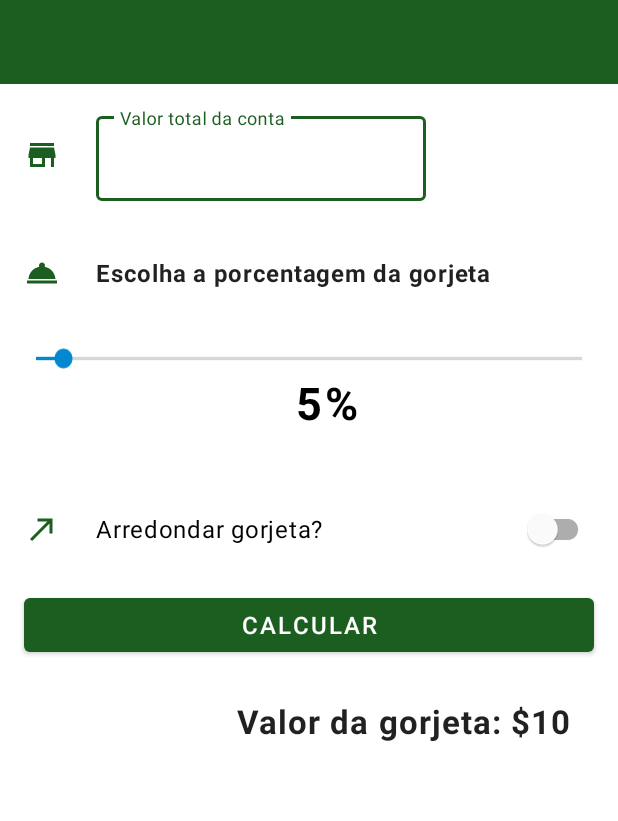
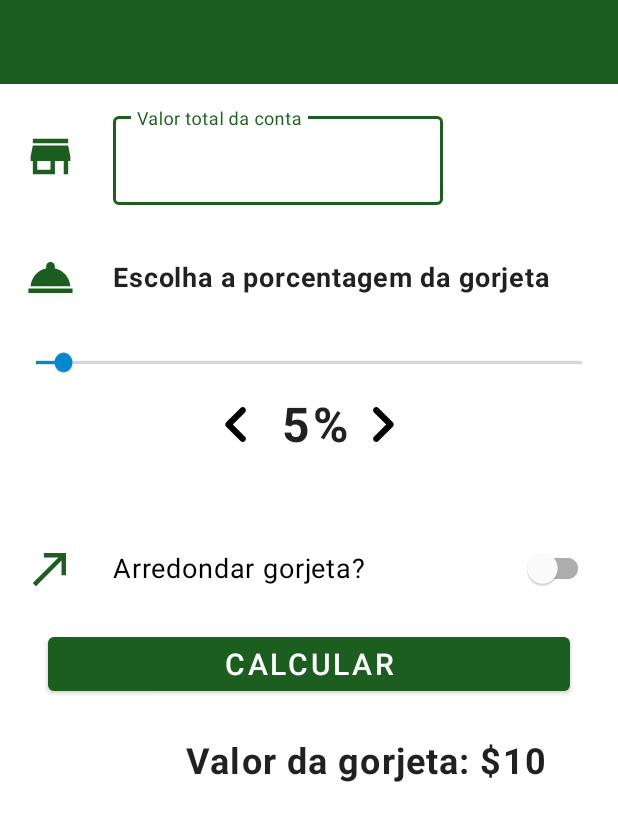
Before and after one commit to William-Sobrinho-Geraldo/Calculador-Gorjetas, an Android app: the layout activity_main.xml on its own in the app's theme, with its tools: preview values and no code run, on a phone screen of 412 x 824 dp. Shown: the top 821 px of the screen. Run offline under Robolectric (Android 15) with nearby library versions, the light colour scheme and no system bars.

Commit message:
Correção do erro de versões e adicão de setas na porcentagem

```diff
--- a/app/src/main/AndroidManifest.xml
+++ b/app/src/main/AndroidManifest.xml
@@ -12,10 +12,13 @@
 
         <activity
             android:name=".MainActivity"
+
             >
         </activity>
         <activity android:name=".SplashScreen"
-            android:exported="true">
+            android:exported="true"
+
+            >
             <intent-filter>
                 <action android:name="android.intent.action.MAIN" />
 
--- /dev/null
+++ b/app/src/main/res/drawable/add.xml
@@ -0,0 +1,5 @@
+<vector android:height="24dp" android:tint="#000000"
+    android:viewportHeight="24" android:viewportWidth="24"
+    android:width="24dp" xmlns:android="http://schemas.android.com/apk/res/android">
+    <path android:fillColor="@android:color/white" android:pathData="M13,7h-2v4L7,11v2h4v4h2v-4h4v-2h-4L13,7zM12,2C6.48,2 2,6.48 2,12s4.48,10 10,10 10,-4.48 10,-10S17.52,2 12,2zM12,20c-4.41,0 -8,-3.59 -8,-8s3.59,-8 8,-8 8,3.59 8,8 -3.59,8 -8,8z"/>
+</vector>
--- /dev/null
+++ b/app/src/main/res/drawable/remove.xml
@@ -0,0 +1,5 @@
+<vector android:height="24dp" android:tint="#000000"
+    android:viewportHeight="24" android:viewportWidth="24"
+    android:width="24dp" xmlns:android="http://schemas.android.com/apk/res/android">
+    <path android:fillColor="@android:color/white" android:pathData="M7,11v2h10v-2L7,11zM12,2C6.48,2 2,6.48 2,12s4.48,10 10,10 10,-4.48 10,-10S17.52,2 12,2zM12,20c-4.41,0 -8,-3.59 -8,-8s3.59,-8 8,-8 8,3.59 8,8 -3.59,8 -8,8z"/>
+</vector>
--- /dev/null
+++ b/app/src/main/res/drawable/seta_direita.xml
@@ -0,0 +1,5 @@
+<vector android:autoMirrored="true" android:height="50dp"
+    android:tint="#000000" android:viewportHeight="24"
+    android:viewportWidth="24" android:width="50dp" xmlns:android="http://schemas.android.com/apk/res/android">
+    <path android:fillColor="@android:color/white" android:pathData="M9.29,15.88L13.17,12 9.29,8.12c-0.39,-0.39 -0.39,-1.02 0,-1.41 0.39,-0.39 1.02,-0.39 1.41,0l4.59,4.59c0.39,0.39 0.39,1.02 0,1.41L10.7,17.3c-0.39,0.39 -1.02,0.39 -1.41,0 -0.38,-0.39 -0.39,-1.03 0,-1.42z"/>
+</vector>
--- /dev/null
+++ b/app/src/main/res/drawable/seta_direita_certa.xml
@@ -0,0 +1,5 @@
+<vector android:autoMirrored="true" android:height="40dp"
+    android:tint="#000000" android:viewportHeight="24"
+    android:viewportWidth="24" android:width="40dp" xmlns:android="http://schemas.android.com/apk/res/android">
+    <path android:fillColor="@android:color/white" android:pathData="M8.59,16.59L13.17,12 8.59,7.41 10,6l6,6 -6,6 -1.41,-1.41z"/>
+</vector>
--- /dev/null
+++ b/app/src/main/res/drawable/seta_esquerda.xml
@@ -0,0 +1,5 @@
+<vector android:autoMirrored="true" android:height="50dp"
+    android:tint="#000000" android:viewportHeight="24"
+    android:viewportWidth="24" android:width="50dp" xmlns:android="http://schemas.android.com/apk/res/android">
+    <path android:fillColor="@android:color/white" android:pathData="M14.71,15.88L10.83,12l3.88,-3.88c0.39,-0.39 0.39,-1.02 0,-1.41 -0.39,-0.39 -1.02,-0.39 -1.41,0L8.71,11.3c-0.39,0.39 -0.39,1.02 0,1.41l4.59,4.59c0.39,0.39 1.02,0.39 1.41,0 0.38,-0.39 0.39,-1.03 0,-1.42z"/>
+</vector>
--- a/app/src/main/res/layout/activity_main.xml
+++ b/app/src/main/res/layout/activity_main.xml
@@ -12,14 +12,21 @@
         android:layout_width="match_parent"
         android:layout_height="wrap_content">
 
-        <include
+        <androidx.appcompat.widget.Toolbar
             android:id="@+id/toolbar"
-            layout="@layout/toolbar" />
+            android:layout_width="match_parent"
+            android:layout_height="?attr/actionBarSize"
+            android:background="?attr/colorPrimary"
+            app:layout_constraintEnd_toEndOf="parent"
+            app:layout_constraintStart_toStartOf="parent"
+            app:layout_constraintTop_toTopOf="parent"
+            />
 
         <ImageView
             android:id="@+id/icon_cost_of_service"
-            android:layout_width="wrap_content"
-            android:layout_height="wrap_content"
+
+            android:layout_width="35dp"
+            android:layout_height="35dp"
             android:layout_marginHorizontal="16dp"
             android:importantForAccessibility="no"
             app:layout_constraintBottom_toBottomOf="@id/cost_of_service"
@@ -34,6 +41,7 @@
             android:layout_marginStart="24dp"
             android:layout_marginTop="16dp"
             android:hint="@string/cost_of_service"
+
             app:layout_constraintStart_toEndOf="@id/icon_cost_of_service"
             app:layout_constraintTop_toBottomOf="@+id/toolbar">
 
@@ -41,14 +49,15 @@
                 android:id="@+id/cost_of_service_edit_text"
                 android:layout_width="match_parent"
                 android:layout_height="wrap_content"
+                android:textSize="18sp"
                 android:inputType="numberDecimal" />
 
         </com.google.android.material.textfield.TextInputLayout>
 
         <ImageView
             android:id="@+id/icon_service_question"
-            android:layout_width="wrap_content"
-            android:layout_height="wrap_content"
+            android:layout_width="35dp"
+            android:layout_height="35dp"
             android:layout_marginStart="16dp"
             android:importantForAccessibility="no"
             app:layout_constraintBottom_toBottomOf="@id/service_question"
@@ -59,11 +68,11 @@
         <TextView
             android:id="@+id/service_question"
             style="@style/Widget.TipTime.TextView"
-            android:textSize="16sp"
+            android:textSize="18sp"
             android:layout_width="wrap_content"
             android:layout_height="wrap_content"
+            android:text="@string/how_was_the_service"
             android:layout_marginTop="16dp"
-            android:text="@string/how_was_the_service"
             app:layout_constraintStart_toStartOf="@id/cost_of_service"
             app:layout_constraintTop_toBottomOf="@id/cost_of_service" />
 
@@ -82,37 +91,67 @@
             app:layout_constraintStart_toStartOf="parent"
             app:layout_constraintTop_toBottomOf="@+id/service_question" />
 
+        <LinearLayout
+            android:id="@+id/Linear_layout_percentage"
+            android:layout_width="wrap_content"
+            android:layout_height="wrap_content"
+            app:layout_constraintTop_toBottomOf="@+id/seekBar"
+            app:layout_constraintStart_toStartOf="@+id/seekBar"
+            app:layout_constraintEnd_toEndOf="@+id/seekBar"
+            android:gravity="center">
+
+
+        <ImageButton
+            android:id="@+id/seta_esquerda"
+            android:layout_width="45dp"
+            android:layout_height="45dp"
+            style="@style/ImageButton_Setas"
+            android:layout_marginEnd="8dp"
+            android:src="@drawable/seta_esquerda"
+            android:background="@null"
+             />
+
         <TextView
             android:id="@+id/seekBar_percentage"
-            style="Widget.TipTime.TextView.noDimensions"
+            style="@style/Widget.TipTime.TextView"
             android:layout_width="wrap_content"
             android:layout_height="wrap_content"
-            android:textColor="@color/black"
             android:text="5"
-            android:textSize="30sp"
-            android:textStyle="bold"
-            app:layout_constraintEnd_toEndOf="@+id/seekBar"
+            android:textSize="32sp"
+            app:layout_constraintEnd_toStartOf="@+id/seekBar_percentage_2"
             app:layout_constraintStart_toStartOf="@+id/seekBar"
             app:layout_constraintTop_toBottomOf="@id/seekBar" />
 
         <TextView
-            style="Widget.TipTime.TextView.noDimensions"
+            android:id="@+id/seekBar_percentage_2"
+            style="@style/Widget.TipTime.TextView"
             android:layout_width="wrap_content"
             android:layout_height="wrap_content"
             android:layout_marginStart="2dp"
             android:text="%"
-            android:textColor="@color/black"
-            android:textSize="30sp"
+            android:textSize="32sp"
             android:textStyle="bold"
+            app:layout_constraintEnd_toEndOf="@+id/seekBar"
             app:layout_constraintStart_toEndOf="@id/seekBar_percentage"
-            app:layout_constraintTop_toTopOf="@id/seekBar_percentage"
+            app:layout_constraintTop_toTopOf="@id/seekBar_percentage" />
 
-            />
+        <ImageButton
+            android:id="@+id/seta_direita"
+            android:layout_width="45dp"
+            android:layout_height="45dp"
+            style="@style/ImageButton_Setas"
+            android:src="@drawable/seta_direita"
+            android:background="@null"
+            app:layout_constraintBottom_toBottomOf="@+id/seekBar_percentage_2"
+            app:layout_constraintStart_toEndOf="@+id/seekBar_percentage_2"
+            app:layout_constraintTop_toTopOf="@+id/seekBar_percentage_2" />
+        </LinearLayout>
+
 
         <ImageView
             android:id="@+id/icon_round_up"
-            android:layout_width="wrap_content"
-            android:layout_height="wrap_content"
+            android:layout_width="35dp"
+            android:layout_height="35dp"
             android:layout_marginStart="16dp"
             android:importantForAccessibility="no"
             app:layout_constraintBottom_toBottomOf="@id/round_up_switch"
@@ -128,18 +167,19 @@
             android:layout_marginTop="40dp"
             android:checked="false"
             android:text="@string/round_up_tip"
+            android:textSize="18sp"
             app:layout_constraintEnd_toEndOf="parent"
             app:layout_constraintHorizontal_bias="0.0"
             app:layout_constraintStart_toStartOf="@+id/service_question"
-            app:layout_constraintTop_toBottomOf="@+id/seekBar_percentage" />
+            app:layout_constraintTop_toBottomOf="@+id/Linear_layout_percentage" />
 
         <Button
             android:id="@+id/calculate_button"
             android:layout_width="0dp"
             android:layout_height="wrap_content"
-            android:layout_marginHorizontal="16dp"
+            android:layout_marginHorizontal="32dp"
             android:layout_marginTop="16dp"
-            android:textSize="16sp"
+            android:textSize="20sp"
             android:text="@string/calculate"
             app:layout_constraintEnd_toEndOf="parent"
             app:layout_constraintStart_toStartOf="parent"
@@ -152,7 +192,7 @@
             android:layout_height="wrap_content"
             android:layout_marginTop="8dp"
             android:layout_marginEnd="16dp"
-            android:textSize="22sp"
+            android:textSize="24sp"
             app:layout_constraintEnd_toEndOf="@+id/calculate_button"
             app:layout_constraintTop_toBottomOf="@id/calculate_button"
             tools:text="Valor da gorjeta: $10" />
--- a/app/src/main/res/layout/toolbar.xml
+++ /dev/null
@@ -1,19 +0,0 @@
-<?xml version="1.0" encoding="utf-8"?>
-<androidx.constraintlayout.widget.ConstraintLayout xmlns:android="http://schemas.android.com/apk/res/android"
-    xmlns:app="http://schemas.android.com/apk/res-auto"
-    xmlns:tools="http://schemas.android.com/tools"
-    android:layout_width="match_parent"
-    android:layout_height="match_parent">
-
-    <androidx.appcompat.widget.Toolbar
-        android:id="@+id/toolbars"
-        android:layout_width="match_parent"
-        android:layout_height="?attr/actionBarSize"
-        android:background="?attr/colorPrimary"
-        app:layout_constraintEnd_toEndOf="parent"
-        app:layout_constraintStart_toStartOf="parent"
-        app:layout_constraintTop_toTopOf="parent"
-         />
-
-
-</androidx.constraintlayout.widget.ConstraintLayout>
--- a/app/src/main/res/values-night/themes.xml
+++ b/app/src/main/res/values-night/themes.xml
@@ -1,38 +1,27 @@
 <?xml version="1.0" encoding="utf-8"?>
-<!--
-  ~ Copyright (C) 2020 The Android Open Source Project
-  ~
-  ~ Licensed under the Apache License, Version 2.0 (the "License");
-  ~ you may not use this file except in compliance with the License.
-  ~ You may obtain a copy of the License at
-  ~
-  ~ http://www.apache.org/licenses/LICENSE-2.0
-  ~
-  ~ Unless required by applicable law or agreed to in writing, software
-  ~ distributed under the License is distributed on an "AS IS" BASIS,
-  ~ WITHOUT WARRANTIES OR CONDITIONS OF ANY KIND, either express or implied.
-  ~ See the License for the specific language governing permissions and
-  ~ limitations under the License.
-  -->
 
 <resources xmlns:tools="http://schemas.android.com/tools">
-    <!-- Application theme for dark theme. -->
-    <style name="Theme.CalculadorGorjeta" parent="Theme.MaterialComponents.DayNight.DarkActionBar">
-        <!-- Primary brand color. -->
+    <!-- Thema Base do Alicativo. -->
+    <style name="Theme.CalculadorGorjeta" parent="Theme.MaterialComponents.DayNight.NoActionBar">
+
+        <!-- Cores Primárias. -->
         <item name="colorPrimary">@color/green_light</item>
         <item name="colorPrimaryVariant">@color/green</item>
         <item name="colorOnPrimary">@color/black</item>
-        <!-- Secondary brand color. -->
-        <item name="colorSecondary">@color/blue_light</item>
+        <!-- Cores Secundárias. -->
+        <item name="colorSecondary">@color/blue</item>
         <item name="colorSecondaryVariant">@color/blue_light</item>
         <item name="colorOnSecondary">@color/black</item>
-        <!-- Status bar color. -->
+        <!-- Cor da statusBar. -->
         <item name="android:statusBarColor" tools:targetApi="l">?attr/colorPrimaryVariant</item>
-        <!-- For text input fields -->
+        <!-- Outras definições -->
         <item name="textInputStyle">@style/Widget.MaterialComponents.TextInputLayout.OutlinedBox</item>
-        <!-- For radio buttons -->
         <item name="radioButtonStyle">@style/Widget.TipTime.CompoundButton.RadioButton</item>
-        <!-- For switches -->
         <item name="switchStyle">@style/Widget.TipTime.CompoundButton.Switch</item>
+
+    </style>
+
+    <style name="ImageButton_Setas">
+        <item name="android:tint">@color/white</item>
     </style>
 </resources>
--- a/app/src/main/res/values/themes.xml
+++ b/app/src/main/res/values/themes.xml
@@ -1,23 +1,26 @@
 <?xml version="1.0" encoding="utf-8"?>
 
 <resources xmlns:tools="http://schemas.android.com/tools">
-    <!-- Base application theme. -->
-    <style name="Theme.CalculadorGorjeta" parent="Theme.MaterialComponents.DayNight.NoActionBar">
-        <!-- Primary brand color. -->
+    <!-- Thema Base do Alicativo. -->
+    <style name="Theme.CalculadorGorjeta" parent="Theme.MaterialComponents.Light.NoActionBar">
+
+        <!-- Cores Primárias. -->
         <item name="colorPrimary">@color/green</item>
         <item name="colorPrimaryVariant">@color/green_dark</item>
         <item name="colorOnPrimary">@color/white</item>
-        <!-- Secondary brand color. -->
+        <!-- Cores Secundárias. -->
         <item name="colorSecondary">@color/blue</item>
         <item name="colorSecondaryVariant">@color/blue_dark</item>
         <item name="colorOnSecondary">@color/black</item>
-        <!-- Status bar color. -->
+        <!-- Cor da statusBar. -->
         <item name="android:statusBarColor" tools:targetApi="l">?attr/colorPrimaryVariant</item>
-        <!-- For text input fields -->
+        <!-- Outras definições -->
         <item name="textInputStyle">@style/Widget.MaterialComponents.TextInputLayout.OutlinedBox</item>
-        <!-- For radio buttons -->
         <item name="radioButtonStyle">@style/Widget.TipTime.CompoundButton.RadioButton</item>
-        <!-- For switches -->
         <item name="switchStyle">@style/Widget.TipTime.CompoundButton.Switch</item>
     </style>
+
+        <style name="ImageButton_Setas">
+            <item name="android:tint">@color/black</item>
+        </style>
 </resources>
--- a/build.gradle
+++ b/build.gradle
@@ -8,6 +8,8 @@ buildscript {
     dependencies {
         classpath "org.jetbrains.kotlin:kotlin-gradle-plugin:$kotlin_version"
         classpath 'com.android.tools.build:gradle:7.4.1'
+        classpath 'com.google.gms:google-services:4.3.14'
+        classpath 'com.google.firebase:firebase-crashlytics-gradle:2.9.2'
 
         // NOTE: Do not place your application dependencies here; they belong
         // in the individual module build.gradle files
```
Also changed, not shown: app/build.gradle (+12 -5 lines), app/src/main/java/com/will/CalculadorGorjeta/MainActivity.kt (+13 -8 lines), app/src/main/java/com/will/CalculadorGorjeta/SplashScreen.kt (+8 -2 lines), app/src/main/res/layout-v21/activity_splash_screen.xml (deleted, +0 -26 lines), app/src/main/res/layout/activity_splash_screen.xml (+32 -5 lines), app/src/main/res/values-v21/styles.xml (added, +9 -0 lines), app/src/main/res/values/styles.xml (+21 -2 lines), app/src/main/res/drawable/moedas_splash_screen.png (added), 2 other files.
